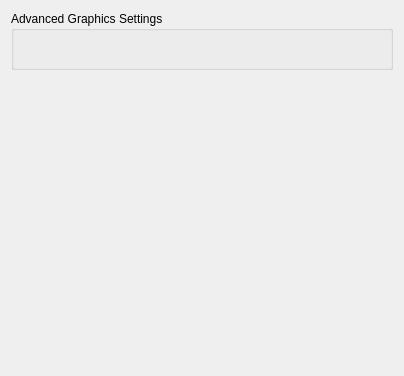
Before: the Qt Designer form src/yuzu/configuration/configure_graphics_advanced.ui in rorrim-rorrim/eden-alt, drawn with Qt 5.
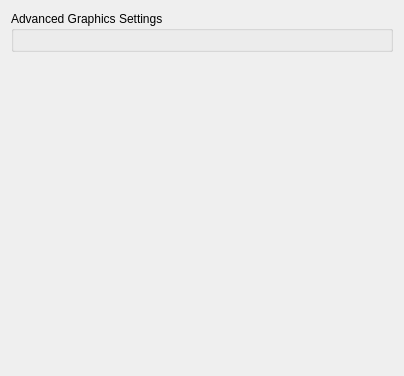
After: the same form once the commit is applied.

The edit to the form file:
```diff
--- a/src/yuzu/configuration/configure_graphics_advanced.ui
+++ b/src/yuzu/configuration/configure_graphics_advanced.ui
@@ -27,7 +27,20 @@
        <layout class="QVBoxLayout" name="verticalLayout_3">
         <item>
          <widget class="QWidget" name="populate_target" native="true">
-          <layout class="QVBoxLayout" name="verticalLayout"/>
+          <layout class="QVBoxLayout" name="verticalLayout">
+           <property name="leftMargin">
+            <number>0</number>
+           </property>
+           <property name="topMargin">
+            <number>0</number>
+           </property>
+           <property name="rightMargin">
+            <number>0</number>
+           </property>
+           <property name="bottomMargin">
+            <number>0</number>
+           </property>
+          </layout>
          </widget>
         </item>
        </layout>
```
